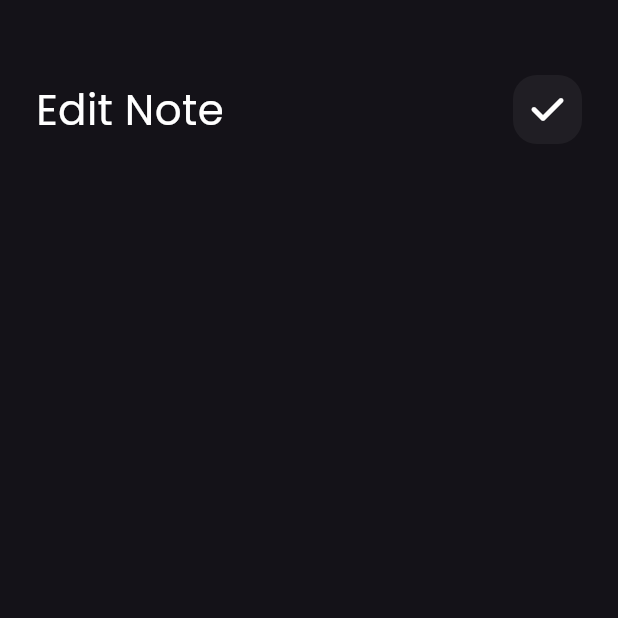
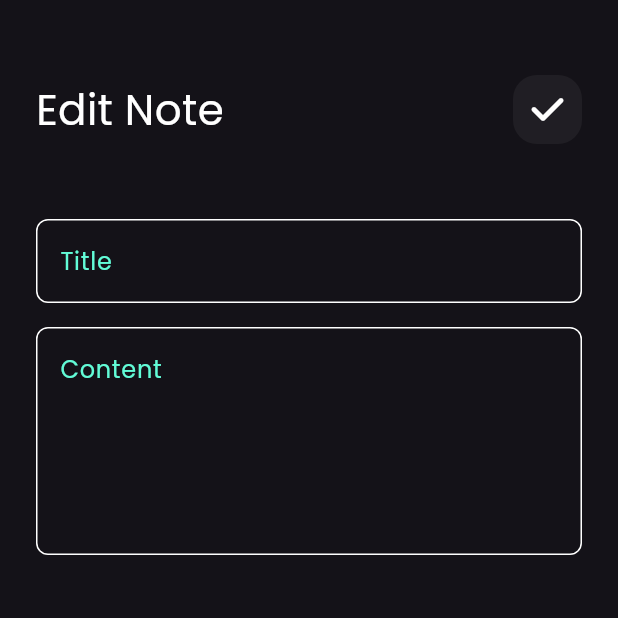
Before and after one commit to Salmamoh22/notes_app, a Flutter app: the EditNotesView screen opened directly, on a phone screen of 412 x 824 dp, the top half of it. Run offline on Flutter 3.47's test engine with Material 3 defaults, Android fonts, the phone set to English and light mode, and no system bars; our stand-ins replace font_awesome_flutter.

Commit message:
edit notes view

```diff
--- a/lib/views/widgets/edit_notes_view_body.dart
+++ b/lib/views/widgets/edit_notes_view_body.dart
@@ -1,6 +1,7 @@
 import 'package:flutter/material.dart';
 import 'package:font_awesome_flutter/font_awesome_flutter.dart';
 import 'package:notes_app/views/widgets/custom_app_bar.dart';
+import 'package:notes_app/views/widgets/custom_text_field.dart';
 
 class EditNotesViewBody extends StatelessWidget {
   const EditNotesViewBody({super.key});
@@ -13,6 +14,10 @@ class EditNotesViewBody extends StatelessWidget {
         children: [
           SizedBox(height: 50),
           CustomAppBar(title: 'Edit Note', icon: FontAwesomeIcons.check),
+          SizedBox(height: 50),
+          CustomTextField(hintText: 'Title'),
+          SizedBox(height: 16),
+          CustomTextField(hintText: 'Content', maxLines: 5),
         ],
       ),
     );
```
